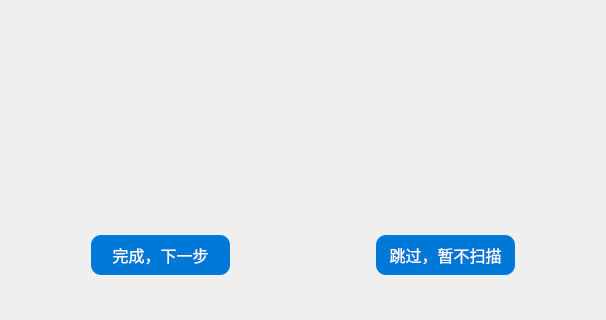
Qt form store_page1.ui (tongvvv/medicineBox) before a commit; both pictures show x 197 to 803 and y 113 to 433 of the 1000 by 433 pixel window.
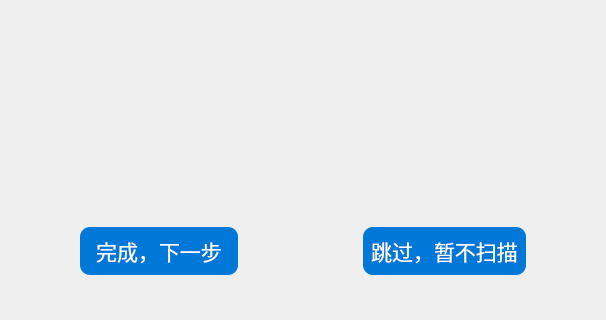
The same form after that commit. Icons and pictures are not drawn.

Diff of the .ui file:
```diff
--- a/store_page1.ui
+++ b/store_page1.ui
@@ -22,13 +22,13 @@
   </property>
   <layout class="QVBoxLayout" name="verticalLayout" stretch="1,4,1">
    <property name="leftMargin">
-    <number>70</number>
+    <number>90</number>
    </property>
    <property name="topMargin">
     <number>0</number>
    </property>
    <property name="rightMargin">
-    <number>70</number>
+    <number>90</number>
    </property>
    <property name="bottomMargin">
     <number>25</number>
@@ -176,7 +176,7 @@
       <item>
        <widget class="QPushButton" name="pushButton">
         <property name="sizePolicy">
-         <sizepolicy hsizetype="Ignored" vsizetype="Ignored">
+         <sizepolicy hsizetype="Minimum" vsizetype="Minimum">
           <horstretch>0</horstretch>
           <verstretch>0</verstretch>
          </sizepolicy>
@@ -189,7 +189,9 @@
         </property>
         <property name="font">
          <font>
-          <pointsize>-1</pointsize>
+          <family>微软雅黑</family>
+          <pointsize>16</pointsize>
+          <bold>false</bold>
          </font>
         </property>
         <property name="styleSheet">
@@ -197,7 +199,6 @@
     background-color: #0078d7;
     color: white;
     border-radius: 10px;
-    font-size: 16px;
     border: none;
     padding: 8px 16px;
 }
@@ -231,14 +232,16 @@
       <item>
        <widget class="QPushButton" name="pushButton_2">
         <property name="sizePolicy">
-         <sizepolicy hsizetype="Ignored" vsizetype="Ignored">
+         <sizepolicy hsizetype="Minimum" vsizetype="Minimum">
           <horstretch>0</horstretch>
           <verstretch>0</verstretch>
          </sizepolicy>
         </property>
         <property name="font">
          <font>
-          <pointsize>-1</pointsize>
+          <family>微软雅黑</family>
+          <pointsize>16</pointsize>
+          <bold>false</bold>
          </font>
         </property>
         <property name="styleSheet">
@@ -246,7 +249,6 @@
     background-color: #0078d7;
     color: white;
     border-radius: 10px;
-    font-size: 16px;
     border: none;
     padding: 4px 8px;
 }
```
Left out of the diff: 4 changed lines with no effect on the pictures.
